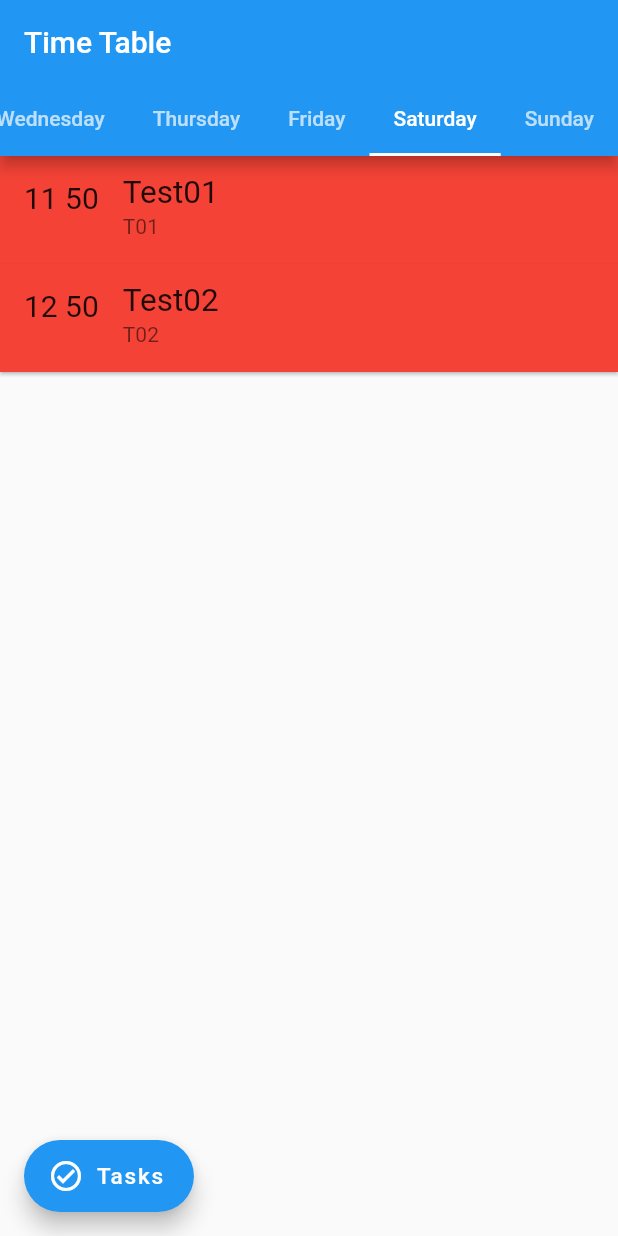
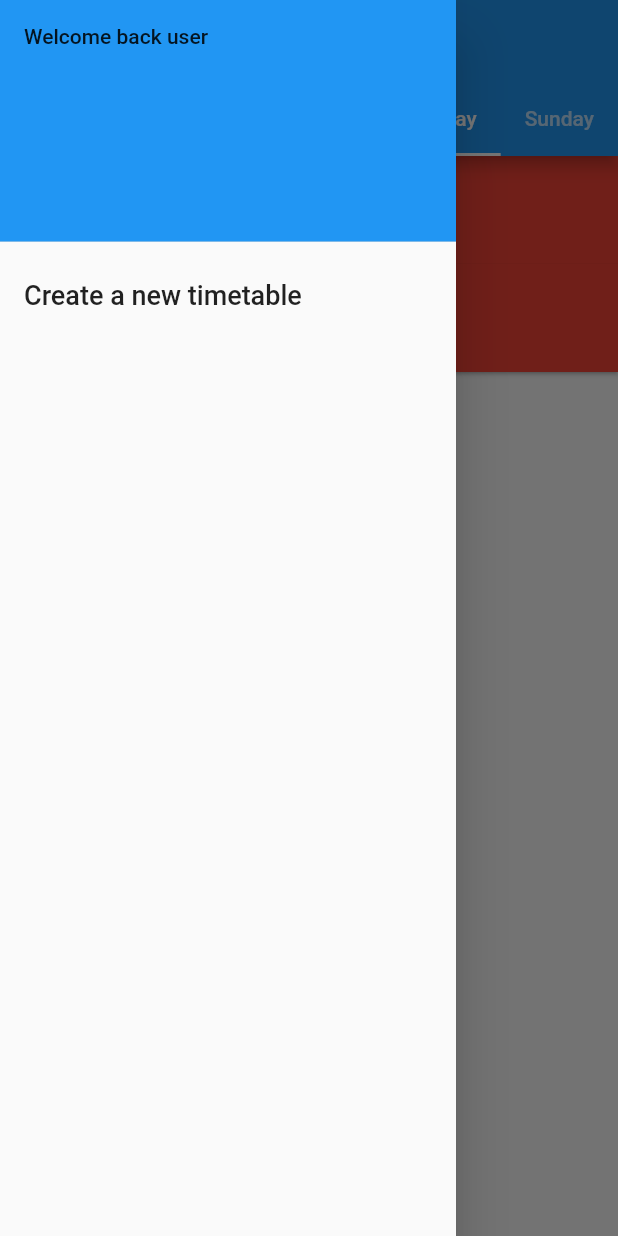
Before and after one commit to PEC-CSS/Time-Table-App, a Flutter app: the screen it shows after launch, with the side drawer open (before the commit the screen has no drawer), on a phone screen of 412 x 824 dp. Run offline on Flutter 3.47's test engine with Material 2 defaults, Android fonts, the phone set to English and light mode, and no system bars.

Commit message:
Added the basic structure for creating a new timetable.

```diff
--- a/lib/home/home_page.dart
+++ b/lib/home/home_page.dart
@@ -3,17 +3,18 @@ import 'package:flutter/material.dart';
 import 'day.dart';
 import '../model/days.dart';
 import '../widgets/tasks_button.dart';
+import '../new_time_table/new_time_table_page.dart';
 
 class Home extends StatelessWidget {
   final String title;
   final List<Widget> tabs = <Widget>[
-    Tab(text: "Monday",),
-    Tab(text: "Tuesday",),
-    Tab(text: "Wednesday",),
-    Tab(text: "Thursday",),
-    Tab(text: "Friday",),
-    Tab(text: "Saturday",),
-    Tab(text: "Sunday",)
+    Tab(text: Days.Monday.name,),
+    Tab(text: Days.Tuesday.name,),
+    Tab(text: Days.Wednesday.name,),
+    Tab(text: Days.Thursday.name,),
+    Tab(text: Days.Friday.name,),
+    Tab(text: Days.Saturday.name,),
+    Tab(text: Days.Sunday.name,)
   ];
 
   Home({Key? key, required this.title}) : super(key: key);
@@ -31,6 +32,7 @@ class Home extends StatelessWidget {
             isScrollable: true,
           ),
         ),
+        drawer: HomeDrawer(),
         body: TabBarView(
           children: [
             Day(day: Days.Monday),
@@ -48,3 +50,39 @@ class Home extends StatelessWidget {
     );
   }
 }
+
+class HomeDrawer extends StatelessWidget {
+  const HomeDrawer({
+    Key? key,
+  }) : super(key: key);
+
+  @override
+  Widget build(BuildContext context) {
+    return Drawer(
+      child: ListView(
+        padding: EdgeInsets.zero,
+        children: [
+          const DrawerHeader(
+            child: Text("Welcome back user"),
+            decoration: BoxDecoration(
+              color: Colors.blue,
+            ),
+          ),
+          ListTile(
+            title: const Text(
+              "Create a new timetable",
+              style: TextStyle(
+                fontSize: 18.0
+              ),
+            ),
+            onTap: (){
+              Navigator.push(context, MaterialPageRoute(
+                  builder: (context) => NewTimeTablePage()
+              ));
+            },
+          )
+        ],
+      ),
+    );
+  }
+}
```
Also changed, not shown: lib/new_time_table/new_subject_card.dart (added, +145 -0 lines), lib/new_time_table/new_time_table_page.dart (added, +50 -0 lines).
